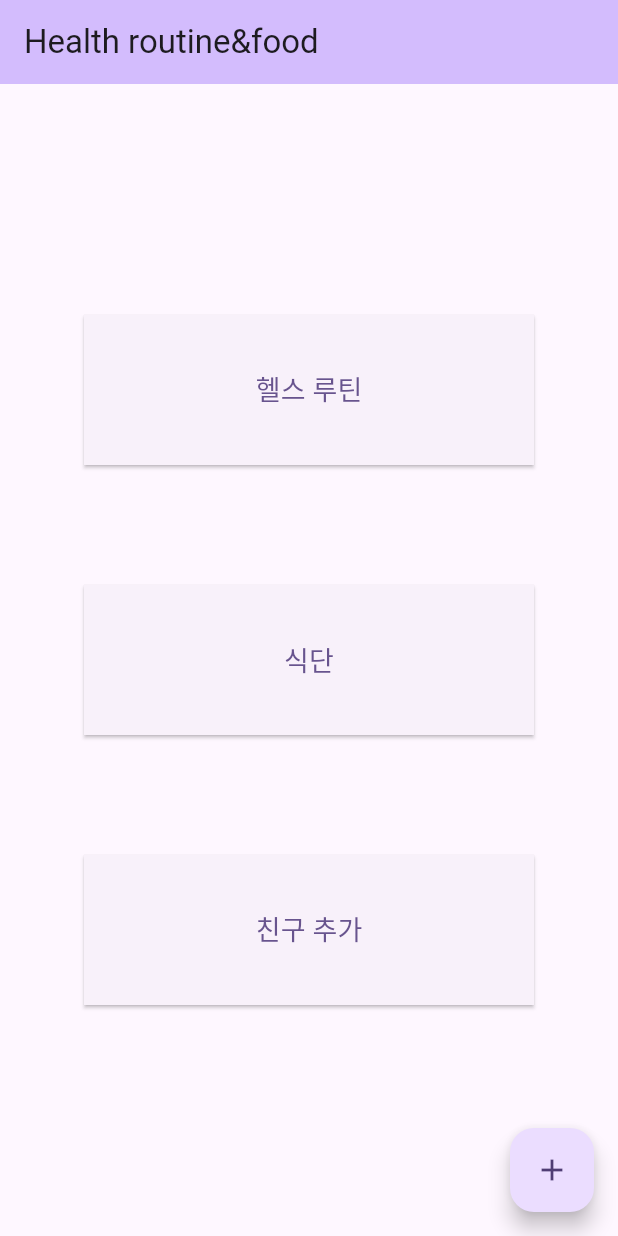
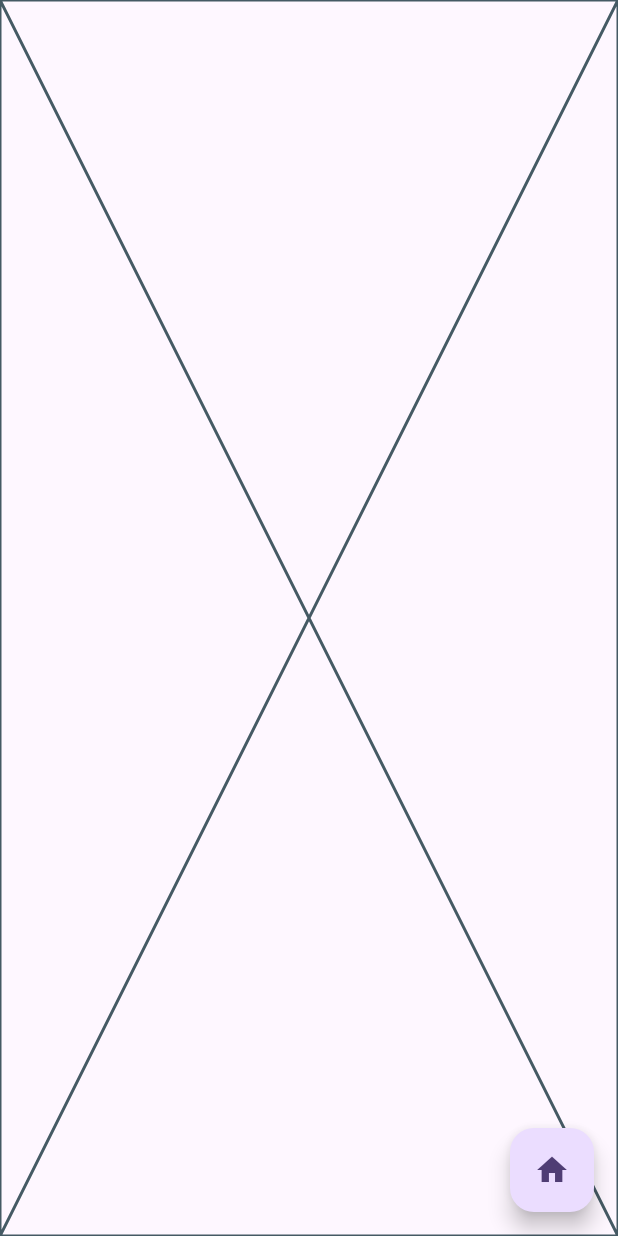
Before and after one commit to imyhnam0/health_project, a Flutter app: the screen it shows after launch, after a tap on "헬스 루틴", on a phone screen of 412 x 824 dp. Run offline on Flutter 3.47's test engine with Material 3 defaults, Android fonts, the phone set to English and light mode, and no system bars.

Commit message:
따로 개발하기 편하게  파일 분리

```diff
--- /dev/null
+++ b/lib/health_routine.dart
@@ -0,0 +1,22 @@
+import 'package:flutter/material.dart';
+
+class HealthRoutineMenu extends StatelessWidget{
+  const HealthRoutineMenu({super.key});
+
+  @override
+  Widget build(BuildContext context) {
+    return Scaffold(
+      // UI의 해당 부분이 미완성임을 표시하는 위젯
+      body: const Placeholder(),
+
+      // main page로 돌아가는 버튼
+      // navigator 사용법은 다음 웹페이지에서 설명함
+      // https://docs.flutter.dev/cookbook/navigation/navigation-basics
+      floatingActionButton: FloatingActionButton(
+        onPressed: () {Navigator.pop(context);},
+        tooltip: 'Home menu',
+        child: const Icon(Icons.home),
+      ),
+    );
+  }
+}
--- a/lib/main.dart
+++ b/lib/main.dart
@@ -1,3 +1,6 @@
+import 'package:flutter_project/health_routine.dart';
+import 'package:flutter_project/diet.dart';
+import 'package:flutter_project/friends.dart';
 import 'package:flutter/material.dart';
 
 void main() {
@@ -7,88 +10,36 @@ void main() {
 class MyApp extends StatelessWidget {
   const MyApp({super.key});
 
-  // This widget is the root of your application.
   @override
   Widget build(BuildContext context) {
     return MaterialApp(
       title: 'Health',
       theme: ThemeData(
-        // This is the theme of your application.
-        //
-        // TRY THIS: Try running your application with "flutter run". You'll see
-        // the application has a purple toolbar. Then, without quitting the app,
-        // try changing the seedColor in the colorScheme below to Colors.green
-        // and then invoke "hot reload" (save your changes or press the "hot
-        // reload" button in a Flutter-supported IDE, or press "r" if you used
-        // the command line to start the app).
-        //
-        // Notice that the counter didn't reset back to zero; the application
-        // state is not lost during the reload. To reset the state, use hot
-        // restart instead.
-        //
-        // This works for code too, not just values: Most code changes can be
-        // tested with just a hot reload.
         colorScheme: ColorScheme.fromSeed(seedColor: Colors.deepPurple),
         useMaterial3: true,
       ),
-      home: const MyHomePage(title: 'Health routine&food'),
+      home: const MyHomePage(),
     );
   }
 }
+class MyHomePage extends StatelessWidget {
+  const MyHomePage({super.key});
 
-class MyHomePage extends StatefulWidget {
-  const MyHomePage({super.key, required this.title});
-
-  // This widget is the home page of your application. It is stateful, meaning
-  // that it has a State object (defined below) that contains fields that affect
-  // how it looks.
-
-  // This class is the configuration for the state. It holds the values (in this
-  // case the title) provided by the parent (in this case the App widget) and
-  // used by the build method of the State. Fields in a Widget subclass are
-  // always marked "final".
-
-  final String title;
-
-  @override
-  State<MyHomePage> createState() => _MyHomePageState();
-}
-
-class _MyHomePageState extends State<MyHomePage> {
-
-  void _incrementCounter() {
-    setState(() {
-      // This call to setState tells the Flutter framework that something has
-      // changed in this State, which causes it to rerun the build method below
-      // so that the display can reflect the updated values. If we changed
-      // _counter without calling setState(), then the build method would not be
-      // called again, and so nothing would appear to happen.
-
-    });
-  }
+  final title = 'Health routine&food';
 
   @override
   Widget build(BuildContext context) {
-    // This method is rerun every time setState is called, for instance as done
-    // by the _incrementCounter method above.
-    //
-    // The Flutter framework has been optimized to make rerunning build methods
-    // fast, so that you can just rebuild anything that needs updating rather
-    // than having to individually change instances of widgets.
     return Scaffold(
       appBar: AppBar(
-        // TRY THIS: Try changing the color here to a specific color (to
-        // Colors.amber, perhaps?) and trigger a hot reload to see the AppBar
-        // change color while the other colors stay the same.
         backgroundColor: Theme.of(context).colorScheme.inversePrimary,
-        // Here we take the value from the MyHomePage object that was created by
-        // the App.build method, and use it to set our appbar title.
-        title: Text(widget.title),
+        title: Text(title),
       ),
       body: Center(
         child: Column(
           mainAxisAlignment: MainAxisAlignment.center,
           children: <Widget>[
+
+            // 헬스 루틴 메뉴
             ElevatedButton(
               style: ElevatedButton.styleFrom(
                 shape: RoundedRectangleBorder(
@@ -96,13 +47,19 @@ class _MyHomePageState extends State<MyHomePage> {
                 ),
                 fixedSize: const Size(300, 100),
               ),
-
-        onPressed: () {},
               child: const Text('헬스 루틴',
                 style: TextStyle(fontSize: 18),
               ),
+              onPressed: () {
+                Navigator.push(
+                  context,
+                  MaterialPageRoute(builder: (context) => const HealthRoutineMenu()),
+                );
+              },
             ),
             const SizedBox(height: 80),
+
+            //식단 메뉴
             ElevatedButton(
               style: ElevatedButton.styleFrom(
                 shape: RoundedRectangleBorder(
@@ -113,11 +70,17 @@ class _MyHomePageState extends State<MyHomePage> {
               child: const Text('식단',
                 style: TextStyle(fontSize: 18),
               ),
-        onPressed: () {},
+              onPressed: () {
+                Navigator.push(
+                  context,
+                  MaterialPageRoute(builder: (context) => const DietMenu()),
+                );
+              },
             ),
             const SizedBox(height: 80),
+
+            //친구 추가 메뉴
             ElevatedButton(
-
               style: ElevatedButton.styleFrom(
                 shape: RoundedRectangleBorder(
                   borderRadius: BorderRadius.circular(0),
@@ -127,17 +90,16 @@ class _MyHomePageState extends State<MyHomePage> {
               child: const Text('친구 추가',
                 style: TextStyle(fontSize: 18),
               ),
-
-        onPressed: () {},
+              onPressed: () {
+                Navigator.push(
+                  context,
+                  MaterialPageRoute(builder: (context) => const FriendsMenu()),
+                );
+              },
             ),
           ],
         ),
       ),
-      floatingActionButton: FloatingActionButton(
-        onPressed: _incrementCounter,
-        tooltip: 'Increment',
-        child: const Icon(Icons.add),
-      ), // This trailing comma makes auto-formatting nicer for build methods.
     );
   }
 }
```
Also changed, not shown: lib/diet.dart (added, +22 -0 lines), lib/friends.dart (added, +22 -0 lines). Lines whose indentation alone changed are shown as unchanged.
